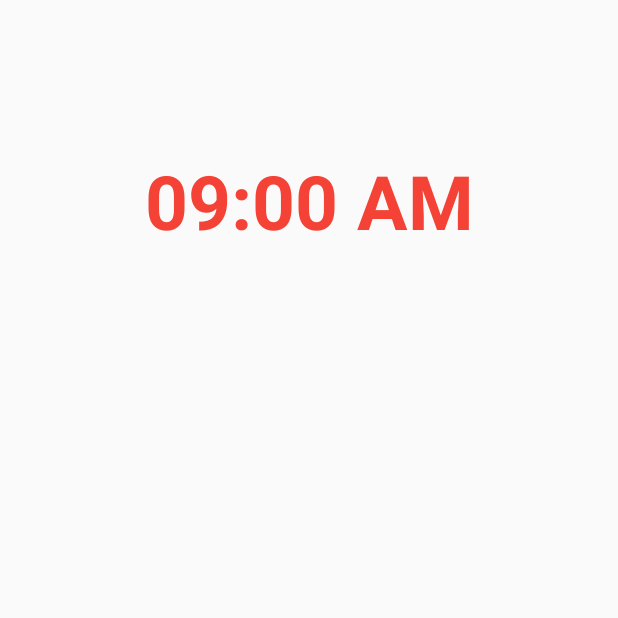
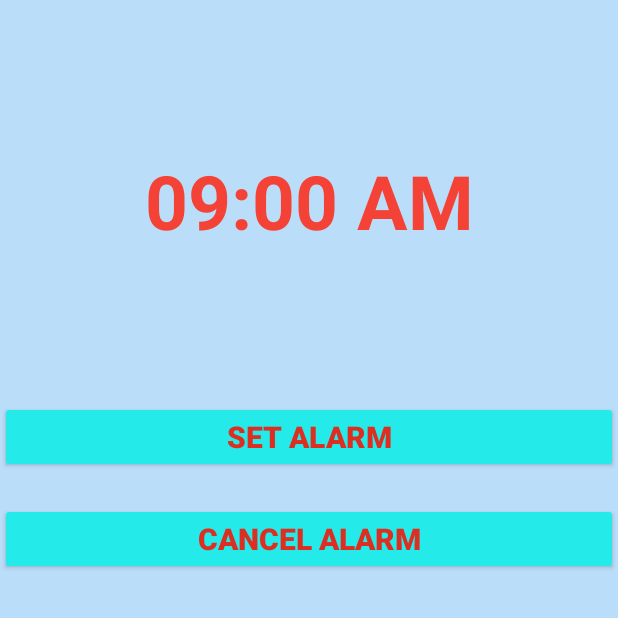
Before and after one commit to Kenobi101/Scheri, an Android app: the EventEditActivity screen opened directly, with no data from a screen before it, after a tap on "SET ALARM", on a phone screen of 412 x 824 dp, the top half of it. Run offline under Robolectric (Android 15) with nearby library versions, the phone set to English and light mode, and no system bars; 1 statement that could not run was skipped.

Commit message:
EventEditActivity.class add startActivityForResult

```diff
--- /dev/null
+++ b/Scheri/app/src/main/java/FinalCode/au/Scheri/AlarmActivity.java
@@ -0,0 +1,47 @@
+package FinalCode.au.Scheri;
+
+import android.app.Activity;
+import android.content.Intent;
+import android.os.Bundle;
+import android.view.View;
+import android.widget.Button;
+
+
+import androidx.appcompat.app.AppCompatActivity;
+
+import java.time.LocalTime;
+
+import FinalCode.au.Scheri.R;
+
+public class AlarmActivity extends AppCompatActivity {
+
+    Button setAlarmButton;
+    Button cancelAlarmButton;
+
+
+    @Override
+    protected void onCreate(Bundle savedInstanceState)
+    {
+        super.onCreate(savedInstanceState);
+        setContentView(R.layout.alarm_view);
+
+        setAlarmButton  = (Button) findViewById(R.id.setAlarm);
+        setAlarmButton.setOnClickListener(new View.OnClickListener() {
+            @Override
+            public void onClick(View view) {
+                alarmView();
+            }
+        });
+
+
+
+
+    }
+
+    public void alarmView(){
+        Intent returnIntent = new Intent();
+        returnIntent.putExtra("result","");
+        setResult(Activity.RESULT_OK,returnIntent);
+        finish();
+    }
+}
--- a/Scheri/app/src/main/java/FinalCode/au/Scheri/EventEditActivity.java
+++ b/Scheri/app/src/main/java/FinalCode/au/Scheri/EventEditActivity.java
@@ -21,7 +21,6 @@ public class EventEditActivity extends AppCompatActivity
 
     private LocalTime time;
 
-    Button button;
     Button scheduleButton;
 
 
@@ -36,13 +35,14 @@ public class EventEditActivity extends AppCompatActivity
         eventDateTV.setText("Date: " + CalendarUtils.formattedDate(CalendarUtils.selectedDate));
 
 
-        button  = (Button) findViewById(R.id.scheduleAlarm);
-        button.setOnClickListener(new View.OnClickListener() {
+        scheduleButton  = (Button) findViewById(R.id.scheduleAlarm);
+        scheduleButton.setOnClickListener(new View.OnClickListener() {
             @Override
             public void onClick(View view) {
-                alarmview();
+                alarmView();
             }
         });
+
 
 
 
@@ -63,8 +63,9 @@ public class EventEditActivity extends AppCompatActivity
 
 
 
-    public void alarmview(){
-        Intent intent = new Intent(this, AlarmReceiver.class);
-        setContentView(R.layout.alarm_view);
+    public void alarmView(){
+        int alarm = 1;
+        Intent i = new Intent(this, AlarmActivity.class);
+        startActivityForResult(i, alarm);
     }
 }
--- a/Scheri/app/src/main/res/layout/alarm_view.xml
+++ b/Scheri/app/src/main/res/layout/alarm_view.xml
@@ -2,7 +2,8 @@
 <LinearLayout xmlns:android="http://schemas.android.com/apk/res/android"
     android:layout_width="match_parent"
     android:layout_height="match_parent"
-    android:orientation="horizontal">
+    android:background="#BADEFA"
+    android:orientation="vertical">
 
     <TextView
         android:layout_width="match_parent"
```
Also changed, not shown: Scheri/app/src/main/AndroidManifest.xml (+1 -6 lines), Scheri/app/src/main/java/FinalCode/au/Scheri/AlarmReceiver.java (deleted, +0 -34 lines).
